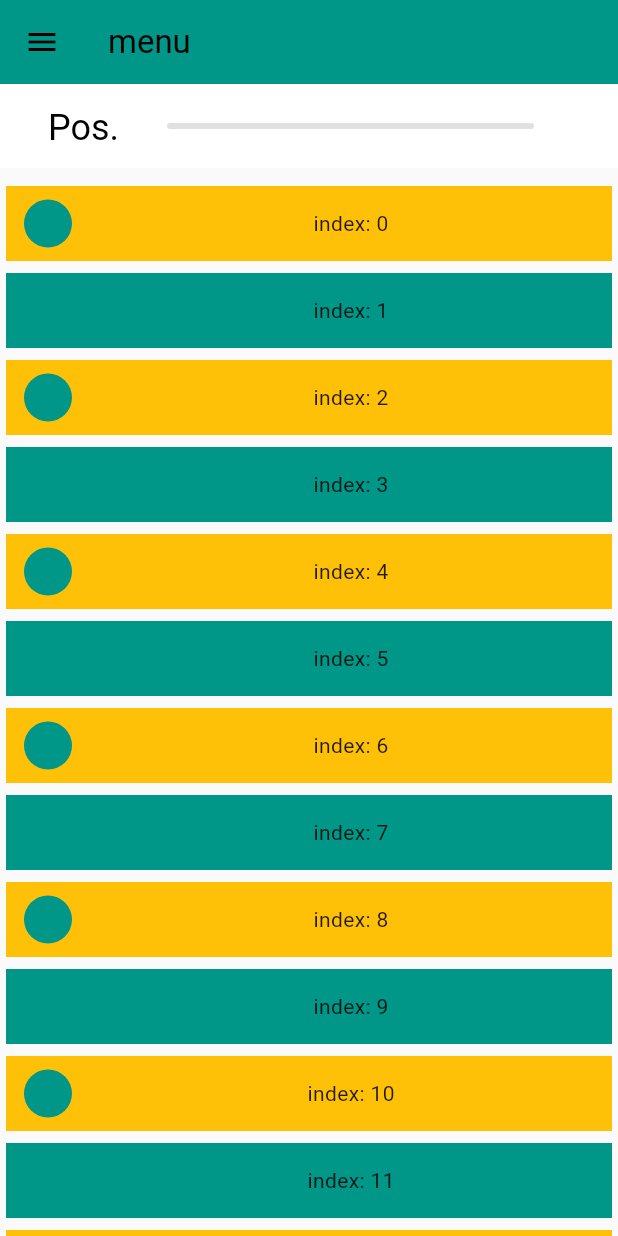
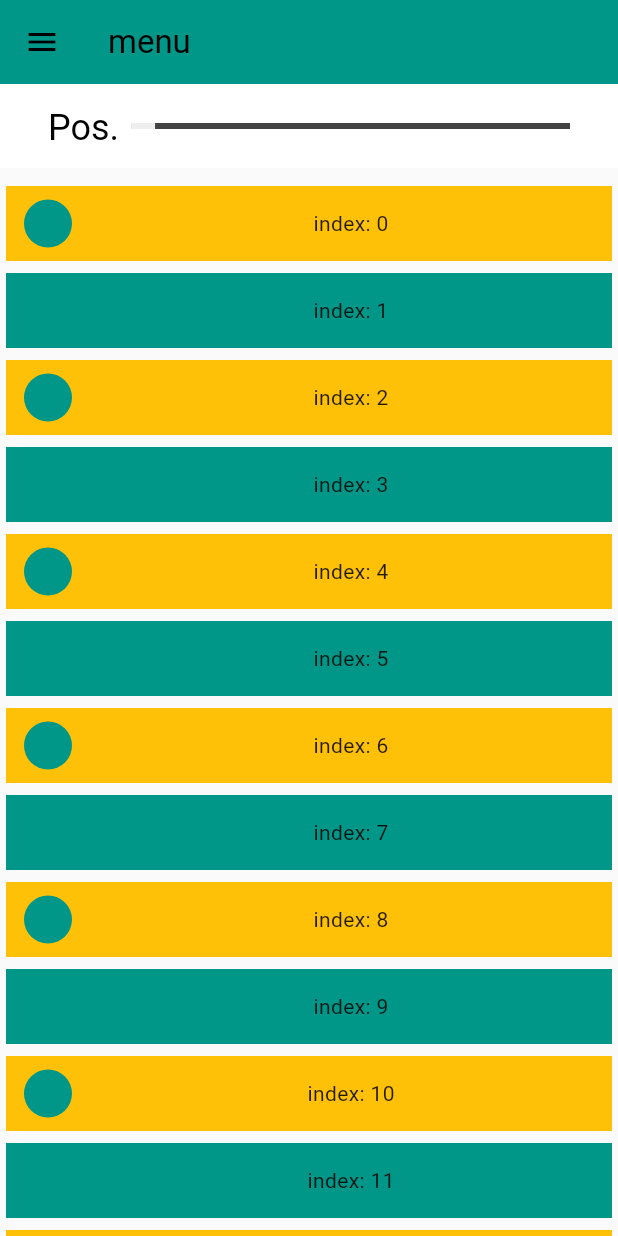
Before and after one commit to Pregum/saizeriya_menu_lottery, a Flutter app: the FirstExPage screen opened directly, on a phone screen of 412 x 824 dp. Run offline on Flutter 3.47's test engine with Material 2 defaults, Android fonts, the phone set to English and light mode, and no system bars; our stand-ins replace flutter_dotenv, flutter_hooks, freezed_annotation, gap, hooks_riverpod, persistent_bottom_nav_bar and 2 more; accounts and stored records are empty; generated files the repository leaves out were written again.

Commit message:
update: スライダーウィジェットを自作した

```diff
--- a/lib/sandbox/first_ex_page.dart
+++ b/lib/sandbox/first_ex_page.dart
@@ -87,13 +87,39 @@ class FirstExPage extends HookConsumerWidget {
                   ),
                   const Gap(8),
                   Expanded(
-                    child: Slider(
-                      value: scrollPosition.value.clamp(0, max2),
-                      onChanged: null, // こちらでは動かせないようにする。 //(double value) {},
-                      min: 0,
-                      max: max2,
-                    ),
-                  ),
+                      // child: Slider(
+                      //   value: scrollPosition.value.clamp(0, max2),
+                      //   onChanged: null, // こちらでは動かせないようにする。 //(double value) {},
+                      //   min: 0,
+                      //   max: max2,
+                      // ),
+                      child: Stack(
+                    children: [
+                      Positioned(
+                        child: Align(
+                          alignment: Alignment.center,
+                          child: Container(
+                            height: 4,
+                            color: Colors.grey[800],
+                          ),
+                        ),
+                      ),
+                      Positioned(
+                        child: Align(
+                          // alignment: Alignment.center,
+                          alignment: Alignment(
+                              (-1.0 + (scrollPosition.value / max2) * 2)
+                                  .clamp(-1.0, 1.0),
+                              0.0),
+                          child: Container(
+                            height: 4,
+                            color: Colors.grey[200],
+                            width: 16,
+                          ),
+                        ),
+                      )
+                    ],
+                  )),
                 ],
               ),
             ),
@@ -132,7 +158,8 @@ class FirstExPage extends HookConsumerWidget {
                 debugPrint('index: $index delta: $delta');
                 // final sizeRatio = (1 + currentIndexRatio).clamp(1, 1.4);
                 double baseSize = 160;
-                estimatedHeight = (baseSize - delta).clamp(baseSize * 0.5, baseSize * 3.0);
+                estimatedHeight =
+                    (baseSize - delta).clamp(baseSize * 0.5, baseSize * 3.0);
                 // estimatedHeight = sizeRatio * baseSize;
                 // サイズは1 widget 50pxとして
                 // final currentIndexSize = k
```
